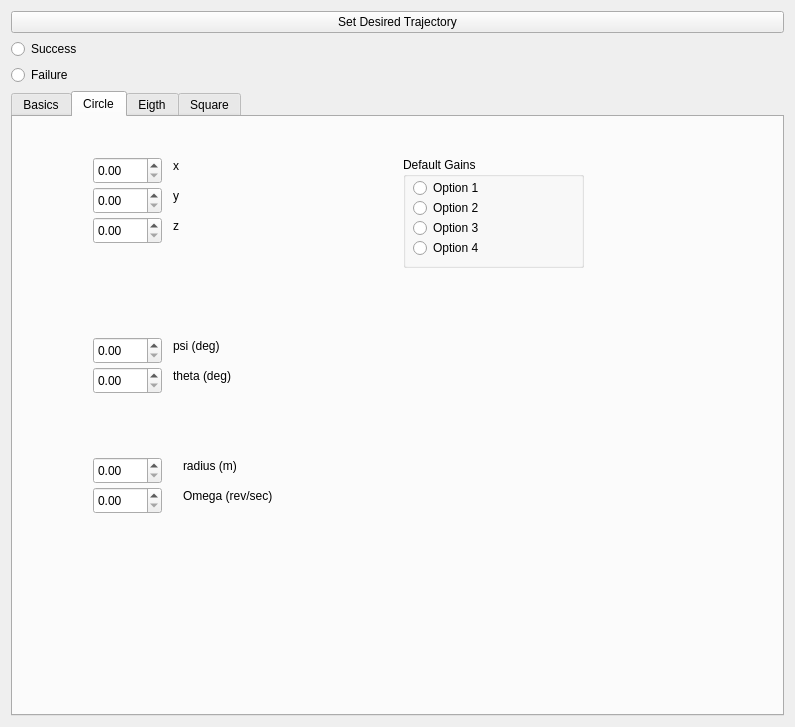
Qt form gui/src/gui/TrajectorySelection.ui (roussePaul/quadcoptersSML) before a commit.
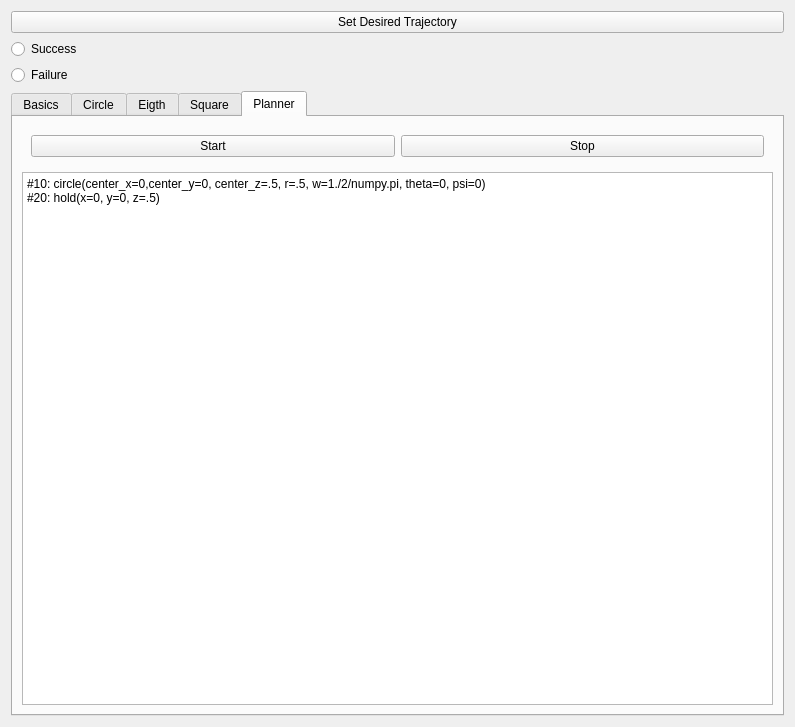
The same form after that commit.

Commit message: Create planner that can execute a sequence of trajectory commands

The edit to the form file:
```diff
--- a/gui/src/gui/TrajectorySelection.ui
+++ b/gui/src/gui/TrajectorySelection.ui
@@ -27,7 +27,7 @@
    <item row="3" column="1">
     <widget class="QTabWidget" name="TrajSelect">
      <property name="currentIndex">
-      <number>1</number>
+      <number>4</number>
      </property>
      <widget class="QWidget" name="tab">
       <attribute name="title">
@@ -347,6 +347,41 @@
        <string>Square</string>
       </attribute>
      </widget>
+     <widget class="QWidget" name="tab_5">
+      <attribute name="title">
+       <string>Planner</string>
+      </attribute>
+      <layout class="QGridLayout" name="gridLayout_2">
+       <item row="0" column="0">
+        <widget class="QWidget" name="widget" native="true">
+         <layout class="QHBoxLayout" name="horizontalLayout">
+          <item>
+           <widget class="QPushButton" name="planner_start_button">
+            <property name="text">
+             <string>Start</string>
+            </property>
+           </widget>
+          </item>
+          <item>
+           <widget class="QPushButton" name="planner_stop_button">
+            <property name="text">
+             <string>Stop</string>
+            </property>
+           </widget>
+          </item>
+         </layout>
+        </widget>
+       </item>
+       <item row="1" column="0">
+        <widget class="QPlainTextEdit" name="planner_edit">
+         <property name="plainText">
+          <string>#10: circle(center_x=0,center_y=0, center_z=.5, r=.5, w=1./2/numpy.pi, theta=0, psi=0)
+#20: hold(x=0, y=0, z=.5)</string>
+         </property>
+        </widget>
+       </item>
+      </layout>
+     </widget>
     </widget>
    </item>
    <item row="1" column="1">
```
The commit also changes 6 other files.
